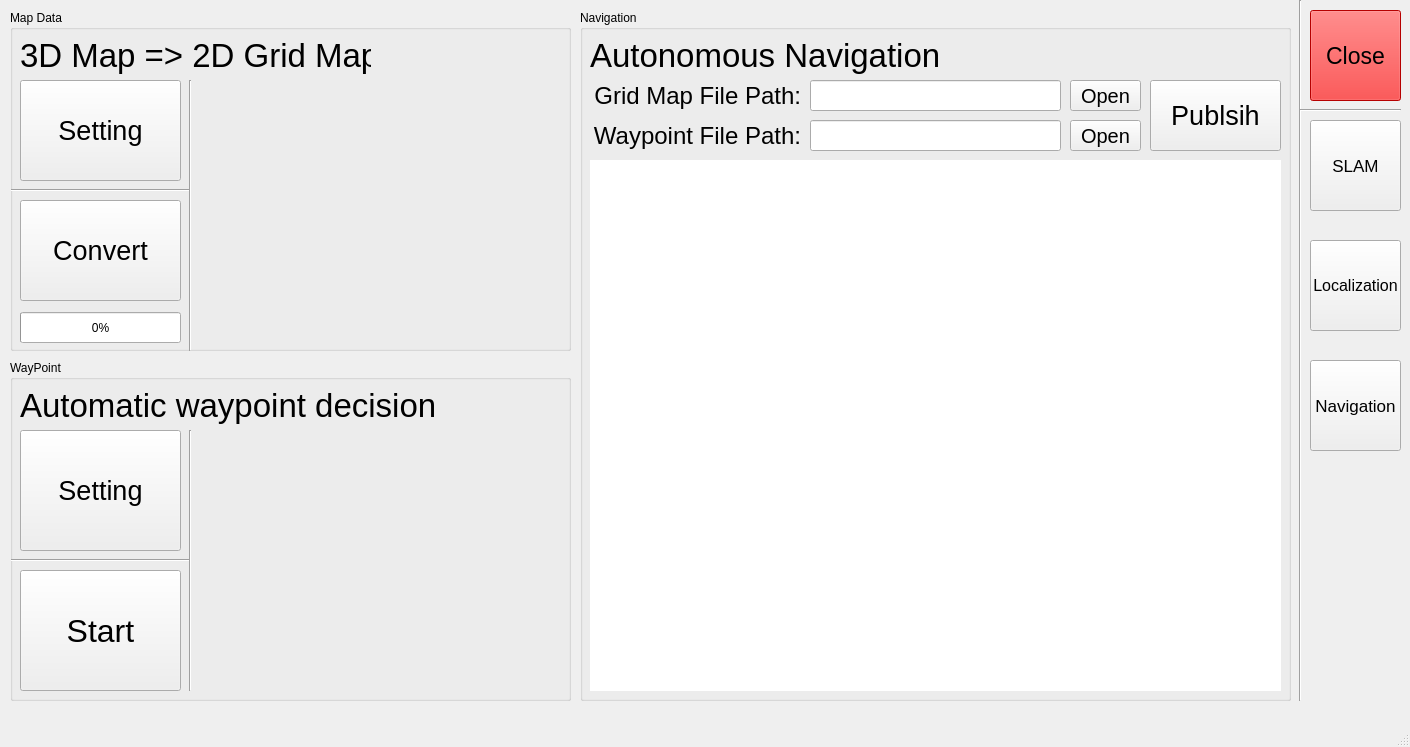
Qt form amr_ui/ui/amr_ui.ui (SanghyunPark01/amr_software) before a commit.
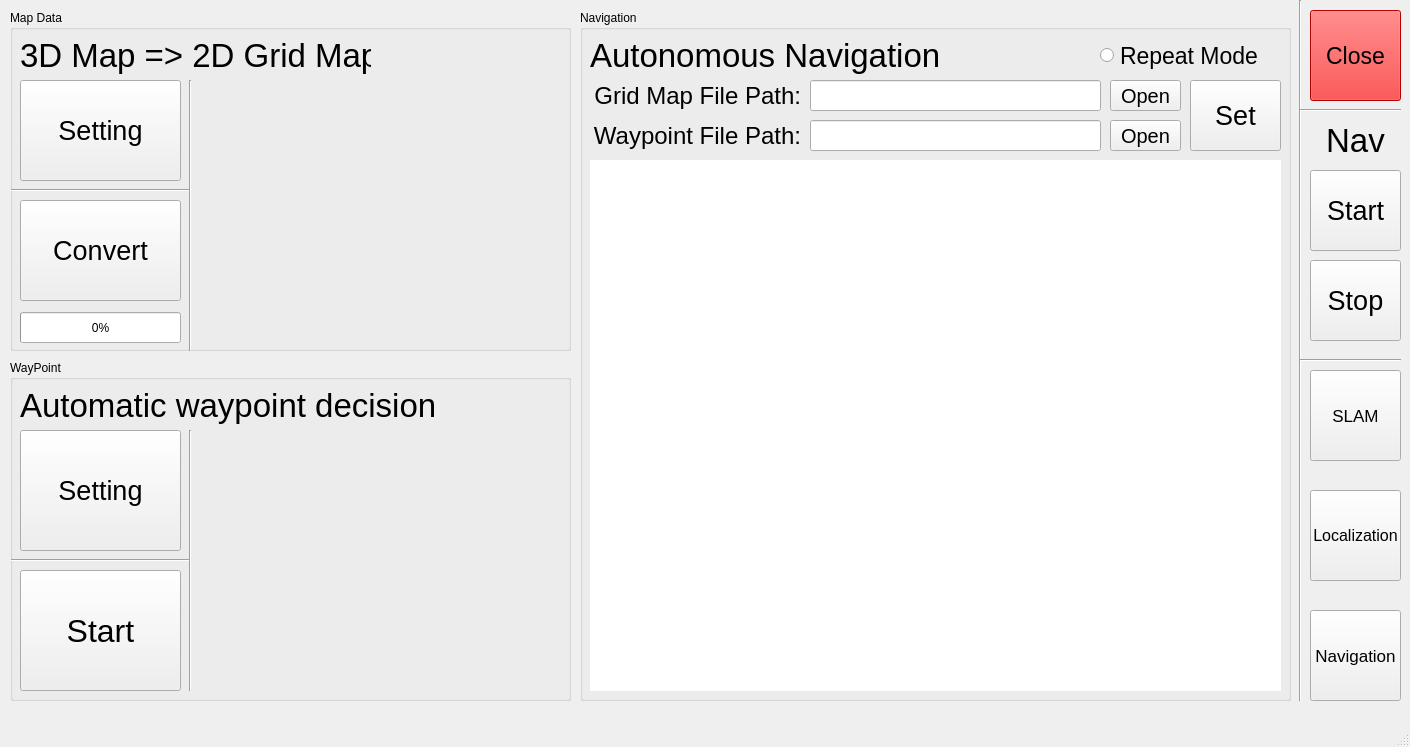
The same form after that commit.

Commit message: [ADD]Nav Mode

```diff
--- a/amr_ui/ui/amr_ui.ui
+++ b/amr_ui/ui/amr_ui.ui
@@ -175,7 +175,7 @@
     <property name="geometry">
      <rect>
       <x>1310</x>
-      <y>120</y>
+      <y>370</y>
       <width>91</width>
       <height>91</height>
      </rect>
@@ -345,24 +345,6 @@
       <string>Autonomous Navigation</string>
      </property>
     </widget>
-    <widget class="QPushButton" name="pushButton_pub_nav">
-     <property name="geometry">
-      <rect>
-       <x>570</x>
-       <y>70</y>
-       <width>131</width>
-       <height>71</height>
-      </rect>
-     </property>
-     <property name="font">
-      <font>
-       <pointsize>20</pointsize>
-      </font>
-     </property>
-     <property name="text">
-      <string>Publsih</string>
-     </property>
-    </widget>
     <widget class="QLabel" name="label_vis_nav">
      <property name="geometry">
       <rect>
@@ -444,7 +426,7 @@
       <rect>
        <x>230</x>
        <y>70</y>
-       <width>251</width>
+       <width>291</width>
        <height>31</height>
       </rect>
      </property>
@@ -466,7 +448,7 @@
       <rect>
        <x>230</x>
        <y>110</y>
-       <width>251</width>
+       <width>291</width>
        <height>31</height>
       </rect>
      </property>
@@ -483,7 +465,7 @@
     <widget class="QPushButton" name="pushButton_gridmap_open">
      <property name="geometry">
       <rect>
-       <x>490</x>
+       <x>530</x>
        <y>70</y>
        <width>71</width>
        <height>31</height>
@@ -501,7 +483,7 @@
     <widget class="QPushButton" name="pushButton_waypoint_open">
      <property name="geometry">
       <rect>
-       <x>490</x>
+       <x>530</x>
        <y>110</y>
        <width>71</width>
        <height>31</height>
@@ -516,6 +498,45 @@
       <string>Open</string>
      </property>
     </widget>
+    <widget class="QRadioButton" name="radioButton_nav_mode">
+     <property name="geometry">
+      <rect>
+       <x>520</x>
+       <y>30</y>
+       <width>181</width>
+       <height>31</height>
+      </rect>
+     </property>
+     <property name="font">
+      <font>
+       <pointsize>17</pointsize>
+      </font>
+     </property>
+     <property name="styleSheet">
+      <string notr="true">QRadioButton::indicator { width: 30px; height: 30px;};</string>
+     </property>
+     <property name="text">
+      <string>Repeat Mode</string>
+     </property>
+    </widget>
+    <widget class="QPushButton" name="pushButton_set_nav">
+     <property name="geometry">
+      <rect>
+       <x>610</x>
+       <y>70</y>
+       <width>91</width>
+       <height>71</height>
+      </rect>
+     </property>
+     <property name="font">
+      <font>
+       <pointsize>20</pointsize>
+      </font>
+     </property>
+     <property name="text">
+      <string>Set</string>
+     </property>
+    </widget>
    </widget>
    <widget class="QLabel" name="label_logo_postech">
     <property name="geometry">
@@ -537,7 +558,7 @@
     <property name="geometry">
      <rect>
       <x>1310</x>
-      <y>240</y>
+      <y>490</y>
       <width>91</width>
       <height>91</height>
      </rect>
@@ -558,7 +579,7 @@
     <property name="geometry">
      <rect>
       <x>1310</x>
-      <y>360</y>
+      <y>610</y>
       <width>91</width>
       <height>91</height>
      </rect>
@@ -575,6 +596,79 @@
      <string>Navigation</string>
     </property>
    </widget>
+   <widget class="Line" name="line_7">
+    <property name="geometry">
+     <rect>
+      <x>1300</x>
+      <y>350</y>
+      <width>101</width>
+      <height>21</height>
+     </rect>
+    </property>
+    <property name="orientation">
+     <enum>Qt::Horizontal</enum>
+    </property>
+   </widget>
+   <widget class="QPushButton" name="pushButton_start_nav">
+    <property name="geometry">
+     <rect>
+      <x>1310</x>
+      <y>170</y>
+      <width>91</width>
+      <height>81</height>
+     </rect>
+    </property>
+    <property name="font">
+     <font>
+      <pointsize>20</pointsize>
+     </font>
+    </property>
+    <property name="text">
+     <string>Start</string>
+    </property>
+   </widget>
+   <widget class="QPushButton" name="pushButton_stop_nav">
+    <property name="geometry">
+     <rect>
+      <x>1310</x>
+      <y>260</y>
+      <width>91</width>
+      <height>81</height>
+     </rect>
+    </property>
+    <property name="font">
+     <font>
+      <pointsize>20</pointsize>
+     </font>
+    </property>
+    <property name="text">
+     <string>Stop</string>
+    </property>
+   </widget>
+   <widget class="QLabel" name="label_6">
+    <property name="geometry">
+     <rect>
+      <x>1310</x>
+      <y>120</y>
+      <width>91</width>
+      <height>41</height>
+     </rect>
+    </property>
+    <property name="font">
+     <font>
+      <pointsize>25</pointsize>
+     </font>
+    </property>
+    <property name="acceptDrops">
+     <bool>true</bool>
+    </property>
+    <property name="text">
+     <string>Nav</string>
+    </property>
+    <property name="alignment">
+     <set>Qt::AlignCenter</set>
+    </property>
+   </widget>
   </widget>
   <widget class="QMenuBar" name="menubar">
    <property name="geometry">
```
The commit also changes 7 other files.
